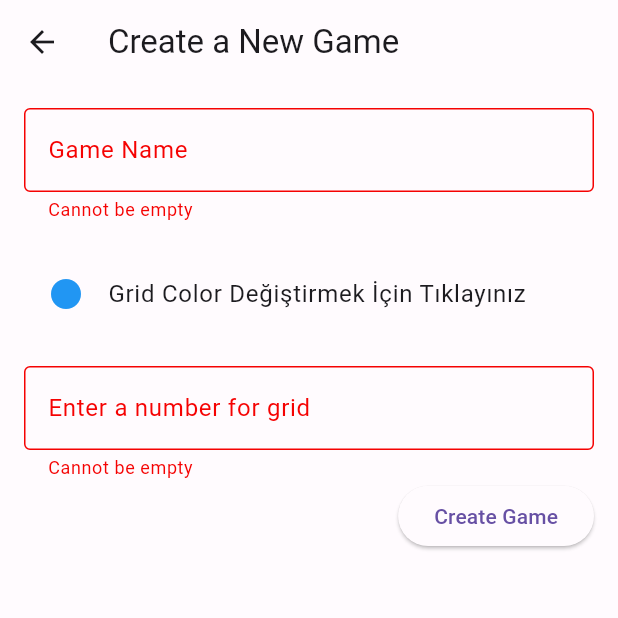
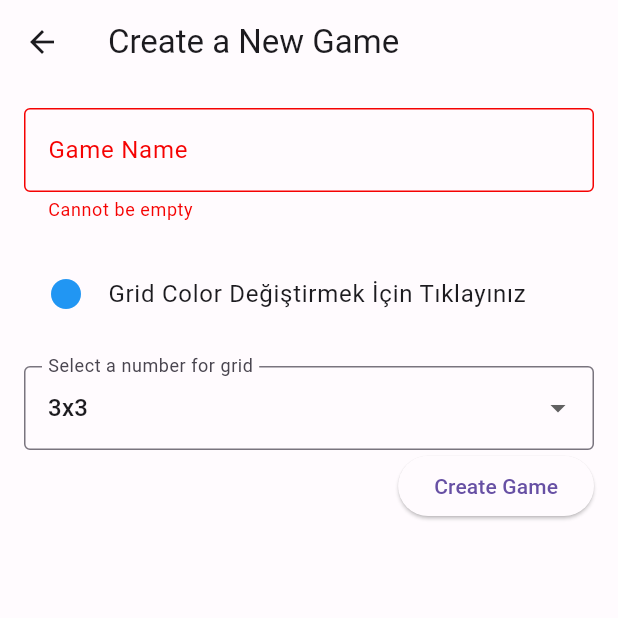
Before and after one commit to halaga98/tic_tac_toe, a Flutter app: the CreateGameView screen opened by its route, after a tap on "Create Game", on a phone screen of 412 x 824 dp, the top half of it. Run offline on Flutter 3.47's test engine with Material 3 defaults, Android fonts, the phone set to English and light mode, and no system bars; our stand-ins replace auto_route, cloud_firestore, easy_localization, equatable, firebase_core, flutter_bloc and 6 more; missing offline and left inert: easy_logger; accounts and stored records are empty.

Commit message:
new updates

```diff
--- a/lib/feature/home/model/game.dart
+++ b/lib/feature/home/model/game.dart
@@ -10,9 +10,9 @@ class Game {
   String turn;
   String status;
   int backgroundColor;
-
-  Game({
-    this.id,
+  String? winner;
+  Game(
+      {this.id,
       required this.name,
       required this.creator,
       required this.board,
@@ -20,18 +20,18 @@ class Game {
       required this.status,
       required this.backgroundColor,
       this.opponent,
-  });
+      this.winner});
 
   Map<String, dynamic> toMap() {
     return {
       'name': name,
       'creator': creator,
       'opponent': opponent,
-      //'board': board.map((move) => move.toMap()).toList(),
       'board': this.board.map((v) => v.toJson()).toList(),
       'turn': turn,
       'status': status,
-      'backgroundColor': backgroundColor, // Firebase'de rengi saklamak için
+      'backgroundColor': backgroundColor,
+      'winner': winner
     };
   }
 
@@ -49,6 +49,6 @@ class Game {
         opponent: data['opponent'],
         status: data['status'],
         backgroundColor: data['backgroundColor'],
-    );
+        winner: data['winner']);
   }
 }
--- a/lib/feature/home/view/create_game_view.dart
+++ b/lib/feature/home/view/create_game_view.dart
@@ -1,7 +1,8 @@
+import 'dart:math';
+
 import 'package:auto_route/auto_route.dart';
 import 'package:cloud_firestore/cloud_firestore.dart';
 import 'package:flutter/material.dart';
-import 'package:flutter/services.dart';
 import 'package:flutter_bloc/flutter_bloc.dart';
 import 'package:tic_tac_toe/feature/home/model/game.dart';
 
@@ -9,13 +10,17 @@ import 'package:tic_tac_toe/feature/home/view/mixin/create_game_view_mixin.dart'
 import 'package:tic_tac_toe/feature/home/view/widget/color_picker.dart';
 import 'package:tic_tac_toe/feature/home/view_model/home_view_model.dart';
 import 'package:tic_tac_toe/feature/home/view_model/state/home_state.dart';
+import 'package:tic_tac_toe/product/navigation/app_router.dart';
 
 import 'package:tic_tac_toe/product/state/base/base_state.dart';
 
 @RoutePage()
 class CreateGameView extends StatefulWidget {
+  const CreateGameView({super.key, this.id});
+
   @override
   _CreateGameViewState createState() => _CreateGameViewState();
+  final String? id;
 }
 
 class _CreateGameViewState extends BaseState<CreateGameView>
@@ -36,14 +41,20 @@ class _CreateGameViewState extends BaseState<CreateGameView>
                 stream: state,
                 builder: (context, snapshot) {
                   var gameData = snapshot.data ?? null;
-                  late Game game;
+                  Game? game;
                   if (gameData != null) {
                     game = Game.fromDocument(gameData);
+                    gameNameController.text = game.name;
+                    int grid = pow(game.board.length, 1 / 2).ceil();
+                    gridViewCount = grid.toString() + "x" + grid.toString();
+                    if (game.status == "started") {
+                      context.router.replace(PlayGameRoute(id: game.id!));
+                    }
                   }
                   return Scaffold(
                     appBar: AppBar(
                       title: Text('Create a New Game'),
-                      actions: [if (gameData != null) Text(game.status)],
+                      actions: [if (game != null) Text(game.status)],
                     ),
                     body: Form(
                       key: formKey,
@@ -53,6 +64,7 @@ class _CreateGameViewState extends BaseState<CreateGameView>
                           children: [
                             TextFormField(
                               controller: gameNameController,
+                              readOnly: game != null,
                               decoration: InputDecoration(
                                 labelText: 'Game Name',
                                 border: OutlineInputBorder(),
@@ -66,34 +78,61 @@ class _CreateGameViewState extends BaseState<CreateGameView>
                             SizedBox(height: 20),
                             ColorPickerWidget(
                               onColorSelected: (Color color) {
+                                if (game != null) return;
                                 gridColor = color;
                               },
                             ),
                             SizedBox(height: 20),
-                            TextFormField(
-                              controller: gridViewCount,
-                              keyboardType: TextInputType.number,
-                              inputFormatters: [
-                                FilteringTextInputFormatter
-                                    .digitsOnly, // Sadece rakamlara izin verir
-                              ],
+                            DropdownButtonFormField<String>(
+                              value: gridViewCount, // Default value
+                              items: ["3x3", "4x4", "5x5"].map((String value) {
+                                return DropdownMenuItem<String>(
+                                  enabled: game == null,
+                                  value: value,
+                                  child: Text(value.toString()),
+                                );
+                              }).toList(),
+                              onChanged: (String? newValue) {
+                                // Handle change
+                                if (newValue != null) {
+                                  gridViewCount = newValue.toString();
+                                }
+                              },
                               decoration: InputDecoration(
-                                labelText: 'Enter a number for grid',
+                                labelText: 'Select a number for grid',
                                 border: OutlineInputBorder(),
                               ),
                               validator: (String? value) {
-                                return (value == null || value.isEmpty)
+                                return (value == null)
                                     ? 'Cannot be empty'
                                     : null;
                               },
                             ),
-                            Align(
-                              alignment: Alignment.centerRight,
-                              child: ElevatedButton(
-                                onPressed: createGame,
-                                child: Text('Create Game'),
+                            if (game != null)
+                              Column(
+                                children: [
+                                  Text("Participant"),
+                                  Text(game.opponent ?? "Waiting"),
+                                  Text(game.creator),
+                                ],
                               ),
-                            ),
+                            if (widget.id == null)
+                              if (game?.status == "ready")
+                                Align(
+                                  alignment: Alignment.centerRight,
+                                  child: ElevatedButton(
+                                    onPressed: () => startGame(game!.id!),
+                                    child: Text('Start Game'),
+                                  ),
+                                )
+                              else
+                                Align(
+                                  alignment: Alignment.centerRight,
+                                  child: ElevatedButton(
+                                    onPressed: createGame,
+                                    child: Text('Create Game'),
+                                  ),
+                                )
                           ],
                         ),
                       ),
--- a/lib/feature/home/view/mixin/create_game_view_mixin.dart
+++ b/lib/feature/home/view/mixin/create_game_view_mixin.dart
@@ -1,3 +1,4 @@
+import 'package:auto_route/auto_route.dart';
 import 'package:cloud_firestore/cloud_firestore.dart';
 import 'package:flutter/material.dart';
 import 'package:shared_preferences/shared_preferences.dart';
@@ -5,35 +6,62 @@ import 'package:tic_tac_toe/feature/home/model/game.dart';
 import 'package:tic_tac_toe/feature/home/model/move.dart';
 import 'package:tic_tac_toe/feature/home/view/create_game_view.dart';
 import 'package:tic_tac_toe/feature/home/view_model/home_view_model.dart';
+import 'package:tic_tac_toe/product/navigation/app_router.dart';
 
 import 'package:tic_tac_toe/product/state/base/base_state.dart';
 
 /// Manage your home view business logic
 mixin CreateGameViewMixin on BaseState<CreateGameView> {
   late final HomeViewModel _homeViewModel;
+  var db = FirebaseFirestore.instance;
+  HomeViewModel get homeViewModel => _homeViewModel;
 
-  HomeViewModel get homeViewModel => _homeViewModel;
   @override
   void initState() {
     _homeViewModel = HomeViewModel();
 
+    if (widget.id != null) {
+      connectGame(widget.id!);
+      update(widget.id!);
+    }
     super.initState();
   }
 
+  @override
+  void dispose() {
+    disconnectGame();
+    super.dispose();
+  }
+
+  //oppennt actions
+  Future<void> update(String id) async {
+    SharedPreferences prefs = await SharedPreferences.getInstance();
+
+    String playerName = prefs.getString('username')!;
+    await db
+        .collection('games')
+        .doc(id)
+        .update({"status": "ready", "opponent": playerName});
+  }
+
+  //connect game and listen firebase
   late DocumentReference gameRef;
 
-  //connect game and listen firebase
   void connectGame(String gameId) {
-    gameRef = FirebaseFirestore.instance.collection('games').doc(gameId);
-    homeViewModel.changeStream(gameRef.snapshots());
-    //_homeViewModel = gameRef.snapshots();
+    gameRef = db.collection('games').doc(gameId);
+
+    _homeViewModel.changeStream(gameRef.snapshots());
+  }
+
+  void disconnectGame() {
+    _homeViewModel.changeStream(null);
   }
 
 // Create Game Fonction and utils
 
   final formKey = GlobalKey<FormState>();
   final TextEditingController gameNameController = TextEditingController();
-  final TextEditingController gridViewCount = TextEditingController();
+  String gridViewCount = "3x3";
   Color gridColor = Colors.blue;
   Future<void> createGame() async {
     if (!formKey.currentState!.validate()) {
@@ -41,9 +69,9 @@ mixin CreateGameViewMixin on BaseState<CreateGameView> {
     }
     SharedPreferences prefs = await SharedPreferences.getInstance();
 
-    String playerName = prefs.getString('player_name') ?? "";
+    String playerName = prefs.getString('username')!;
     List<Move> board = List.generate(
-      int.parse(gridViewCount.text),
+      int.parse(gridViewCount[0]) * int.parse(gridViewCount[0]),
       (index) => Move(move: index, sign: "", userName: ""),
     );
 
@@ -56,9 +84,14 @@ mixin CreateGameViewMixin on BaseState<CreateGameView> {
       backgroundColor: gridColor.value,
     );
 
-    var data = await FirebaseFirestore.instance
-        .collection('games')
-        .add(newGame.toMap());
+    var data = await db.collection('games').add(newGame.toMap());
     connectGame(data.id);
   }
+
+  Future<void> startGame(String id) async {
+    await FirebaseFirestore.instance.collection('games').doc(id).update({
+      "status": "started",
+    });
+    context.router.replace(PlayGameRoute(id: id));
+  }
 }
--- a/lib/main.dart
+++ b/lib/main.dart
@@ -30,6 +30,7 @@ final class _MyApp extends StatelessWidget {
       localizationsDelegates: context.localizationDelegates,
       supportedLocales: context.supportedLocales,
       locale: context.locale,
+      debugShowCheckedModeBanner: false,
     );
   }
 }
```
Also changed, not shown: lib/feature/home/view/home_view.dart (+36 -7 lines), lib/feature/home/view/mixin/home_view_mixin.dart (+24 -1 lines), lib/feature/home/view/mixin/play_game_view_mixin.dart (added, +180 -0 lines), lib/feature/home/view/play_game_view.dart (+40 -79 lines), lib/feature/home/view/widget/home_app_bar.dart (+5 -14 lines), lib/feature/home/view/widget/home_game_list.dart (added, +40 -0 lines), lib/feature/home/view/widget/home_user_list.dart (deleted, +0 -22 lines), lib/feature/home/view_model/home_view_model.dart (+42 -6 lines), lib/product/navigation/app_router.gr.dart, pubspec.lock, 1 other file. Lines whose indentation alone changed are shown as unchanged.
